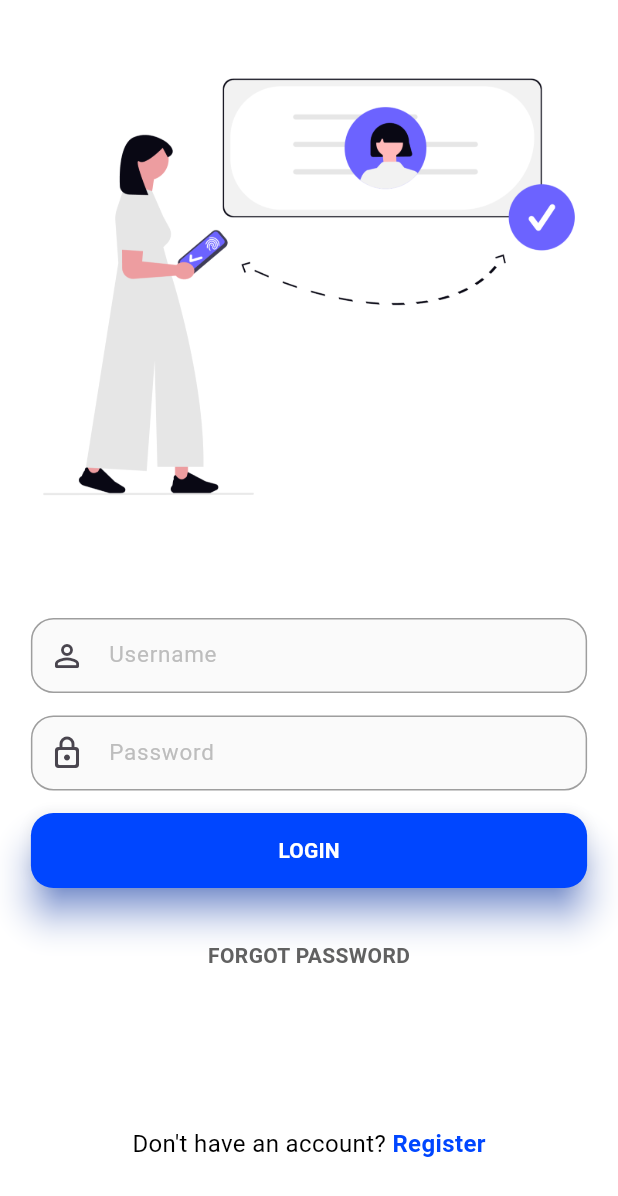
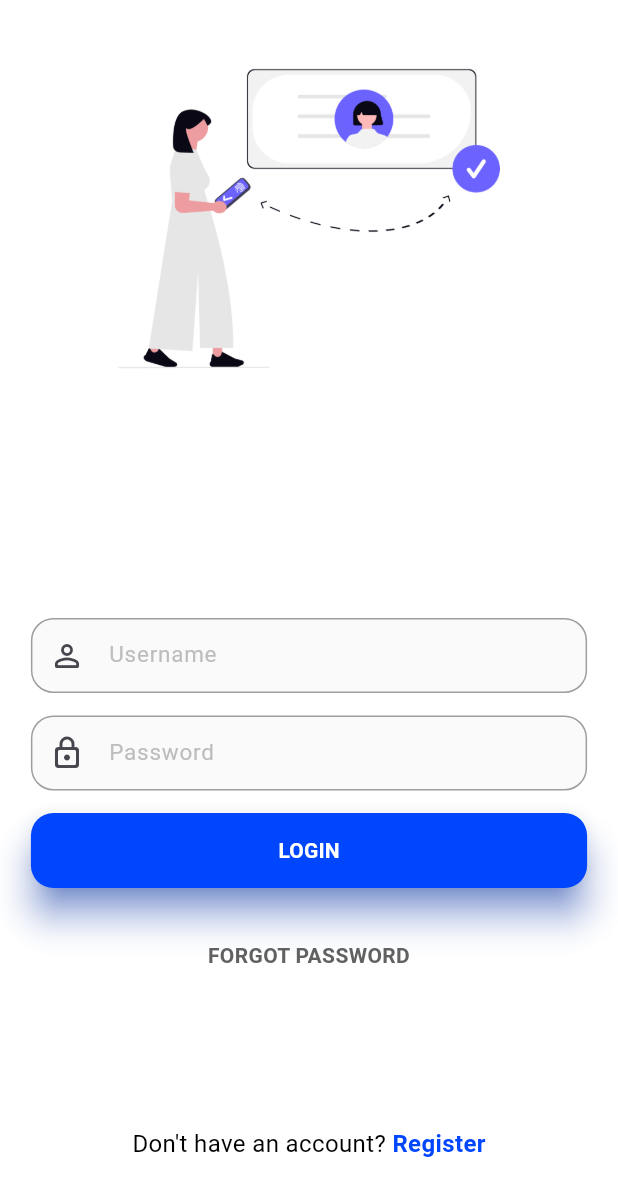
Before and after one commit to XyrelTenz/Budget-Tracker-System, a Flutter app: the screen it shows after launch, after a tap on "Skip", on a phone screen of 412 x 824 dp. Shown: the top 1196 px of the screen. Run offline on Flutter 3.47's test engine with Material 3 defaults, Android fonts, the phone set to English and light mode, and no system bars; our stand-ins replace fl_chart, go_router.

Commit message:
Fix Image

```diff
--- a/lib/auth/screen/login_screen.dart
+++ b/lib/auth/screen/login_screen.dart
@@ -30,7 +30,19 @@ class _LoginScreenState extends State<LoginScreen> {
                 padding: EdgeInsets.symmetric(vertical: 30),
                 alignment: Alignment.center,
                 color: Colors.white,
-                child: Column(children: [Image.asset("assets/login.png")]),
+                child: Column(
+                  children: <Widget>[
+                    AspectRatio(
+                      aspectRatio: 16 / 9,
+                      child: Image.asset(
+                        width: 200,
+                        height: 200,
+                        "assets/login.png",
+                        fit: BoxFit.contain,
+                      ),
+                    ),
+                  ],
+                ),
               ),
             ),
             Expanded(
@@ -150,6 +162,7 @@ class _LoginScreenState extends State<LoginScreen> {
                         color: Colors.grey[700],
                         fontWeight: FontWeight.bold,
                       ),
+                      textAlign: TextAlign.end,
                     ),
 
                     // Row(
```
